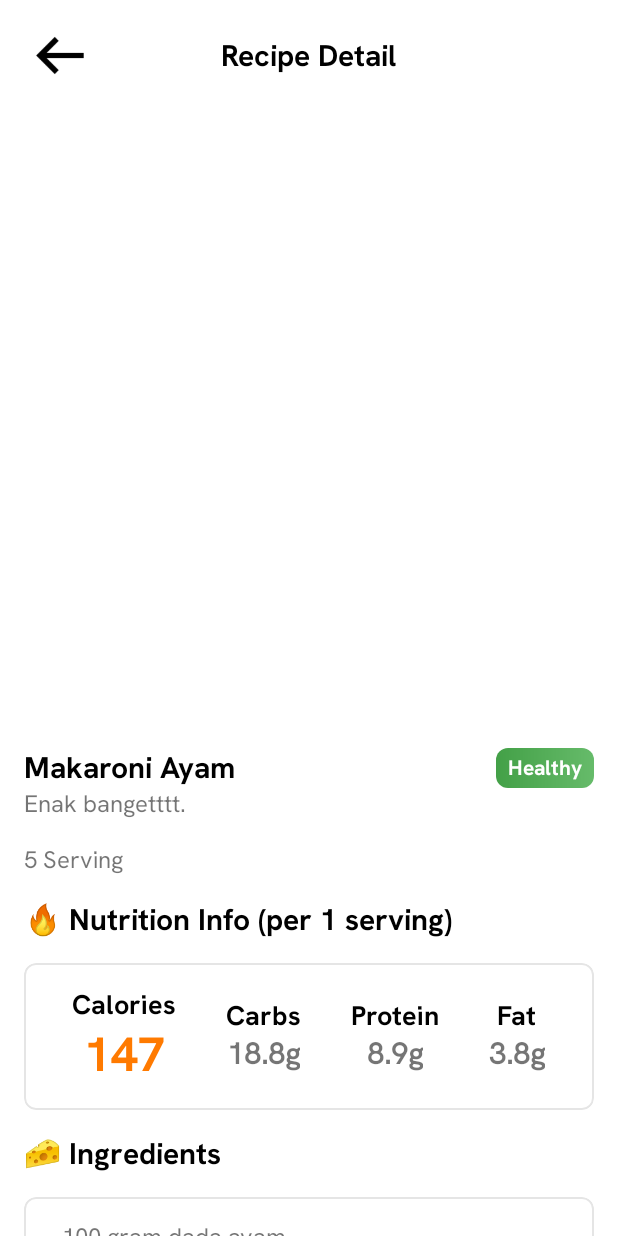
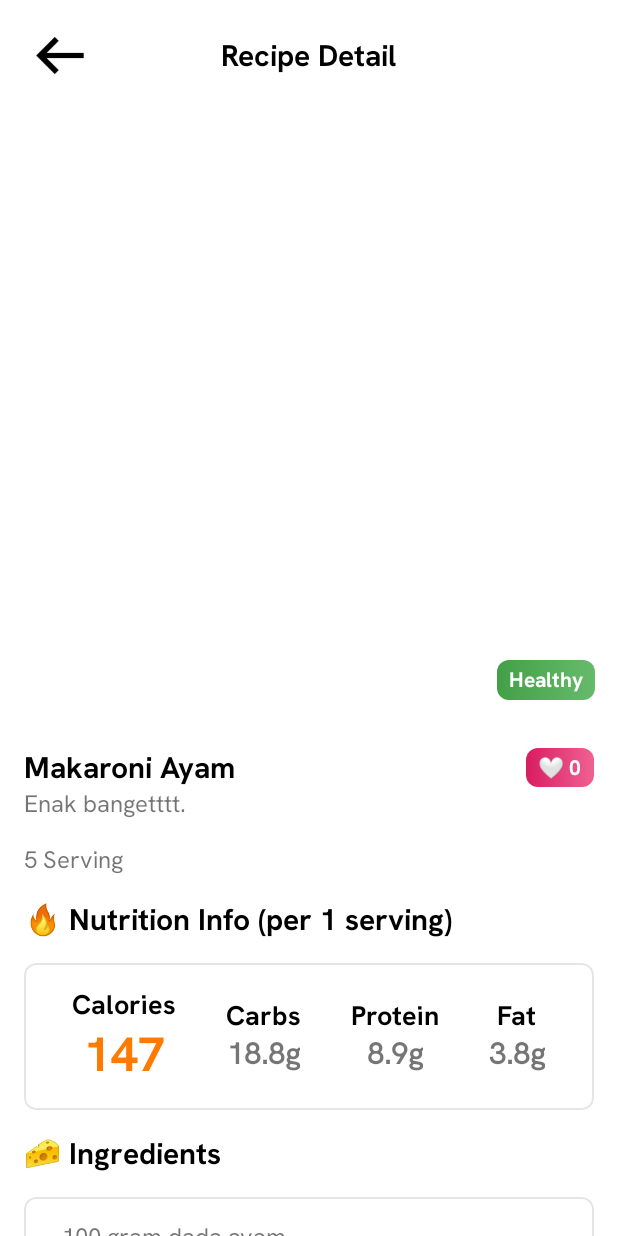
Before and after one commit to aimarmln/NutriVision, an Android app: the RecipeDetailActivity screen opened directly, with no data from a screen before it, on a phone screen of 412 x 824 dp. Run offline under Robolectric (Android 15) with nearby library versions, the phone set to English and light mode, and no system bars.

Commit message:
Add likes feature on recipes

```diff
--- a/app/src/main/AndroidManifest.xml
+++ b/app/src/main/AndroidManifest.xml
@@ -8,7 +8,6 @@
     <uses-permission android:name="android.permission.CAMERA" />
     <uses-permission android:name="android.permission.WRITE_EXTERNAL_STORAGE"/>
 
-    <!--  android:usesCleartextTraffic="true"  -->
     <application
         android:name=".NutriVisionApp"
         android:usesCleartextTraffic="true"
--- a/app/src/main/java/com/example/nutrivision/data/remote/api/ApiConfig.kt
+++ b/app/src/main/java/com/example/nutrivision/data/remote/api/ApiConfig.kt
@@ -6,7 +6,7 @@ import retrofit2.Retrofit
 import retrofit2.converter.gson.GsonConverterFactory
 
 class ApiConfig {
-    companion object{
+    companion object {
         private const val BASE_URL = "https://nutrivision-prod-217736096266.asia-east2.run.app"
         fun getApiService(): ApiService {
             val loggingInterceptor = HttpLoggingInterceptor().setLevel(HttpLoggingInterceptor.Level.BODY)
--- a/app/src/main/java/com/example/nutrivision/data/remote/response/RecipeDetailResponse.kt
+++ b/app/src/main/java/com/example/nutrivision/data/remote/response/RecipeDetailResponse.kt
@@ -34,6 +34,9 @@ data class RecipeDetailResponse(
 	@field:SerializedName("id")
 	val id: Int? = null,
 
+	@field:SerializedName("positive_comment_count")
+	val likes: Int? = null,
+
 	@field:SerializedName("fat_per_serving_g")
 	val fatPerServingG: Any? = null,
 
--- a/app/src/main/java/com/example/nutrivision/data/remote/response/RecipesResponse.kt
+++ b/app/src/main/java/com/example/nutrivision/data/remote/response/RecipesResponse.kt
@@ -25,6 +25,9 @@ data class RecipesResponseItem(
 	@field:SerializedName("id")
 	val id: Int? = null,
 
+	@field:SerializedName("positive_comment_count")
+	val likes: Int? = null,
+
 	@field:SerializedName("fat_per_serving_g")
 	val fatPerServingG: Any? = null,
 
--- a/app/src/main/java/com/example/nutrivision/ui/recipedetail/RecipeDetailActivity.kt
+++ b/app/src/main/java/com/example/nutrivision/ui/recipedetail/RecipeDetailActivity.kt
@@ -60,6 +60,7 @@ class RecipeDetailActivity: AppCompatActivity() {
                 binding.recipeImage.setImageResource(imageResId)
 
                 binding.recipeName.text = recipeDetail.recipeName ?: "Unknown recipe name"
+                binding.recipeLikes.text = "🤍 ${recipeDetail.likes}" ?: "Unknown recipe likes"
                 binding.recipeDescription.text = recipeDetail.description ?: "Unknown description"
                 binding.recipeServing.text = "${recipeDetail.servingYield} Servings" ?: "Unknown serving"
 
--- a/app/src/main/java/com/example/nutrivision/ui/recipes/RecipesAdapter.kt
+++ b/app/src/main/java/com/example/nutrivision/ui/recipes/RecipesAdapter.kt
@@ -39,6 +39,7 @@ class RecipesAdapter : ListAdapter<RecipesResponseItem, RecipesAdapter.RecipesVi
             binding.recipeImage.setImageResource(imageResId)
 
             binding.recipeName.text = recipe.recipeName ?: "Unknown name"
+            binding.recipeLikes.text = "🤍 ${recipe.likes}" ?: "Unknown likes"
             binding.recipeCalories.text = "🔥 ${recipe.caloriesPerServingKcal} Kcal" ?: "Unknown calories"
 
             if (recipe.healthCategory == "Healthy") {
--- a/app/src/main/java/com/example/nutrivision/ui/recipes/RecipesFragment.kt
+++ b/app/src/main/java/com/example/nutrivision/ui/recipes/RecipesFragment.kt
@@ -60,7 +60,7 @@ class RecipesFragment : Fragment() {
         recipesViewModel.recipesData.observe(viewLifecycleOwner) { listRecipes ->
             if (listRecipes != null) {
                 if (listRecipes.isNotEmpty()) {
-                    val sortedList = listRecipes.sortedBy { it.id }
+                    val sortedList = listRecipes.sortedByDescending { it.likes }
                     recipesAdapter.submitList(sortedList)
                     binding.rvRecipes.visibility = VISIBLE
                 } else {
--- a/app/src/main/java/com/example/nutrivision/ui/scanmeal/ScanMealActivity.kt
+++ b/app/src/main/java/com/example/nutrivision/ui/scanmeal/ScanMealActivity.kt
@@ -84,6 +84,7 @@ class ScanMealActivity : AppCompatActivity() {
         }
 
         binding.btnScan.setOnClickListener {
+            binding.progressBar.visibility = VISIBLE
             binding.btnScan.isEnabled = false
             freezeCameraPreview()
             takePhotoAndPredict(pref)
--- a/app/src/main/res/layout/activity_recipe_detail.xml
+++ b/app/src/main/res/layout/activity_recipe_detail.xml
@@ -68,7 +68,7 @@
 
                 <TextView
                     android:id="@+id/recipeName"
-                    android:layout_width="wrap_content"
+                    android:layout_width="280dp"
                     android:layout_height="wrap_content"
                     android:layout_marginTop="16dp"
                     android:fontFamily="@font/hanken_grotesk_bold"
@@ -79,23 +79,8 @@
                     app:layout_constraintTop_toTopOf="parent" />
 
                 <TextView
-                    android:id="@+id/recipeHealthCategory"
-                    android:layout_width="wrap_content"
-                    android:layout_height="wrap_content"
-                    android:layout_marginTop="16dp"
-                    android:background="@drawable/bg_chip_healthy"
-                    android:fontFamily="@font/hanken_grotesk_bold"
-                    android:text="@string/recipe_details_health_category"
-                    android:textColor="@android:color/white"
-                    android:textSize="14sp"
-                    app:layout_constraintEnd_toEndOf="parent"
-                    app:layout_constraintHorizontal_bias="1.0"
-                    app:layout_constraintStart_toEndOf="@+id/recipeName"
-                    app:layout_constraintTop_toTopOf="parent" />
-
-                <TextView
                     android:id="@+id/recipeDescription"
-                    android:layout_width="wrap_content"
+                    android:layout_width="280dp"
                     android:layout_height="wrap_content"
                     android:textSize="16sp"
                     android:fontFamily="@font/hanken_grotesk"
@@ -391,10 +376,37 @@
                     app:layout_constraintStart_toStartOf="@+id/edtComment"
                     app:layout_constraintTop_toBottomOf="@+id/edtComment" />
 
+                <TextView
+                    android:id="@+id/recipeLikes"
+                    android:layout_width="wrap_content"
+                    android:layout_height="wrap_content"
+                    android:layout_marginTop="16dp"
+                    android:background="@drawable/bg_chip_lovin_it"
+                    android:fontFamily="@font/hanken_grotesk_bold"
+                    android:text="@string/recipe_likes"
+                    android:textColor="@android:color/white"
+                    android:textSize="14sp"
+                    app:layout_constraintEnd_toEndOf="parent"
+                    app:layout_constraintTop_toTopOf="parent" />
+
             </androidx.constraintlayout.widget.ConstraintLayout>
 
         </com.google.android.material.card.MaterialCardView>
 
+        <TextView
+            android:id="@+id/recipeHealthCategory"
+            android:layout_width="wrap_content"
+            android:layout_height="wrap_content"
+            android:layout_marginEnd="15dp"
+            android:layout_marginBottom="16dp"
+            android:background="@drawable/bg_chip_healthy"
+            android:fontFamily="@font/hanken_grotesk_bold"
+            android:text="@string/recipe_details_health_category"
+            android:textColor="@android:color/white"
+            android:textSize="14sp"
+            app:layout_constraintBottom_toBottomOf="@+id/recipeImage"
+            app:layout_constraintEnd_toEndOf="parent" />
+
     </androidx.constraintlayout.widget.ConstraintLayout>
 
 </ScrollView>
--- a/app/src/main/res/values/strings.xml
+++ b/app/src/main/res/values/strings.xml
@@ -166,6 +166,7 @@
     <string name="recipe_recipe_carbs">🍞 18.8g</string>
     <string name="recipe_recipe_protein">🍗 8.9g</string>
     <string name="recipe_recipe_fat">🥑 3.8g</string>
+    <string name="recipe_likes">🤍 0</string>
 
     <!--  Recipe Details Activity  -->
     <string name="recipe_details_title">Recipe Detail</string>
```
Also changed, not shown: app/src/main/res/layout/item_recipe.xml (+15 -1 lines).
